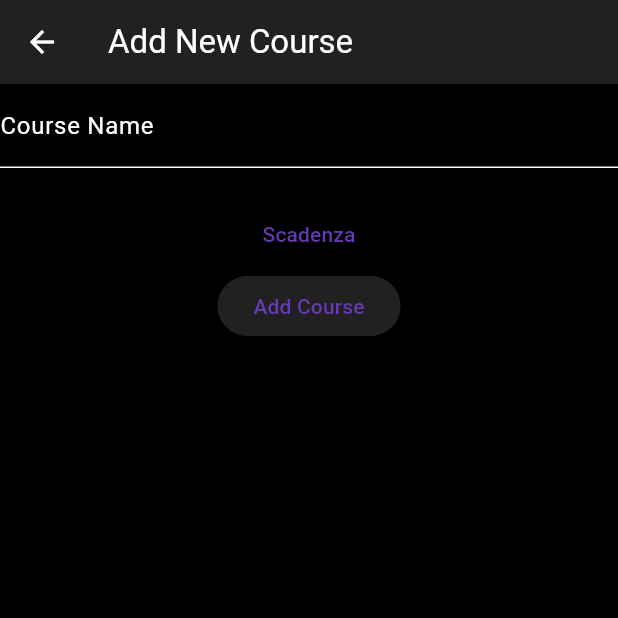
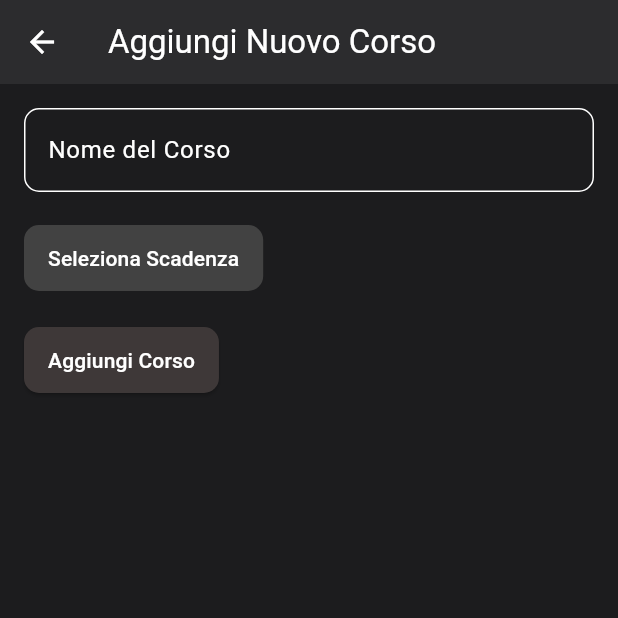
Before and after one commit to Aldosimone99/iSail, a Flutter app: the screen it shows after launch, after a tap on "Continua", after a tap on the "add" icon, on a phone screen of 412 x 824 dp, the top half of it. Run offline on Flutter 3.47's test engine with Material 3 defaults, Android fonts, the phone set to English and light mode, and no system bars; our stand-ins replace shared_preferences, table_calendar.

Commit message:
fixed layout add course

```diff
--- a/lib/main.dart
+++ b/lib/main.dart
@@ -1,5 +1,6 @@
 import 'package:flutter/material.dart';
 import 'package:shared_preferences/shared_preferences.dart';
+import 'package:flutter/services.dart';
 import 'screens/course_list_screen.dart';
 import 'screens/welcome_screen.dart';
 
@@ -17,6 +18,12 @@ class MyApp extends StatelessWidget {
 
   @override
   Widget build(BuildContext context) {
+    SystemChrome.setSystemUIOverlayStyle(SystemUiOverlayStyle(
+      statusBarColor: Colors.black, // Cambia il colore della status bar
+      statusBarIconBrightness: Brightness.light,
+      systemNavigationBarColor: Colors.black,
+      systemNavigationBarIconBrightness: Brightness.light,
+    ));
     return FutureBuilder<bool>(
       future: _isFirstTime(),
       builder: (context, snapshot) {
@@ -27,22 +34,23 @@ class MyApp extends StatelessWidget {
             title: 'iSail',
             theme: ThemeData(
               brightness: Brightness.dark,
-              scaffoldBackgroundColor: Colors.black,
+              scaffoldBackgroundColor: Color(0xFF1C1C1E), // System Background
               colorScheme: ColorScheme.dark(
-                primary: Colors.deepPurple,
-                secondary: Colors.deepPurpleAccent,
-                surface: Colors.grey[900]!,
+                primary: Colors.white, // Cambia il colore primario in bianco
+                secondary: Colors.white, // Cambia il colore secondario in bianco
+                surface: Color(0xFF2C2C2E), // Secondary Background
               ),
               textTheme: TextTheme(
-                bodyLarge: TextStyle(color: Colors.white),
-                bodyMedium: TextStyle(color: Colors.white),
-                headlineLarge: TextStyle(color: Colors.white),
-                headlineMedium: TextStyle(color: Colors.white),
-                headlineSmall: TextStyle(color: Colors.white),
-                titleLarge: TextStyle(color: Colors.white),
-                titleMedium: TextStyle(color: Colors.white),
-                titleSmall: TextStyle(color: Colors.white),
+                bodyLarge: TextStyle(color: Color(0xFFFFFFFF)), // Label
+                bodyMedium: TextStyle(color: Color(0xFFEBEBF5)), // Secondary Label
+                headlineLarge: TextStyle(color: Color(0xFFFFFFFF)), // Label
+                headlineMedium: TextStyle(color: Color(0xFFFFFFFF)), // Label
+                headlineSmall: TextStyle(color: Color(0xFFFFFFFF)), // Label
+                titleLarge: TextStyle(color: Color(0xFFFFFFFF)), // Label
+                titleMedium: TextStyle(color: Color(0xFFFFFFFF)), // Label
+                titleSmall: TextStyle(color: Color(0xFFFFFFFF)), // Label
               ),
+              dividerColor: Color(0xFF38383A), // Separator
             ),
             home: snapshot.data == true ? WelcomeScreen() : CourseListScreen(),
           );
--- a/lib/screens/add_course_screen.dart
+++ b/lib/screens/add_course_screen.dart
@@ -41,18 +41,43 @@ class _AddCourseScreenState extends State<AddCourseScreen> {
   Widget build(BuildContext context) {
     return Scaffold(
       appBar: AppBar(
-        title: Text('Add New Course'),
+        title: Text('Aggiungi Nuovo Corso'),
       ),
-      body: Column(
+      body: Padding(
+        padding: const EdgeInsets.all(16.0),
+        child: Column(
+          crossAxisAlignment: CrossAxisAlignment.start,
           children: <Widget>[
             TextField(
               controller: _nameController,
-            decoration: InputDecoration(labelText: 'Course Name'),
+              decoration: InputDecoration(
+                labelText: 'Nome del Corso',
+                labelStyle: TextStyle(color: Colors.white),
+                enabledBorder: OutlineInputBorder(
+                  borderSide: BorderSide(color: Colors.white),
+                  borderRadius: BorderRadius.circular(10.0),
+                ),
+                focusedBorder: OutlineInputBorder(
+                  borderSide: BorderSide(color: Colors.white),
+                  borderRadius: BorderRadius.circular(10.0),
+                ),
+              ),
+              style: TextStyle(color: Colors.white),
             ),
             SizedBox(height: 20),
             TextButton(
               onPressed: _toggleCalendar,
-            child: Text('Scadenza'),
+              style: TextButton.styleFrom(
+                backgroundColor: Colors.grey[800],
+                padding: EdgeInsets.symmetric(vertical: 12.0, horizontal: 16.0),
+                shape: RoundedRectangleBorder(
+                  borderRadius: BorderRadius.circular(10.0),
+                ),
+              ),
+              child: Text(
+                'Seleziona Scadenza',
+                style: TextStyle(color: Colors.white),
+              ),
             ),
             if (_showCalendar)
               TableCalendar(
@@ -67,12 +92,47 @@ class _AddCourseScreenState extends State<AddCourseScreen> {
                     _selectedDate = selectedDay;
                   });
                 },
+                calendarStyle: CalendarStyle(
+                  todayDecoration: BoxDecoration(
+                    color: Colors.deepPurple,
+                    shape: BoxShape.circle,
                   ),
+                  selectedDecoration: BoxDecoration(
+                    color: Colors.white,
+                    shape: BoxShape.circle,
+                  ),
+                  defaultTextStyle: TextStyle(color: Colors.white),
+                  weekendTextStyle: TextStyle(color: Colors.white),
+                ),
+                headerStyle: HeaderStyle(
+                  titleTextStyle: TextStyle(color: Colors.white),
+                  formatButtonTextStyle: TextStyle(color: Colors.white),
+                  formatButtonDecoration: BoxDecoration(
+                    color: Colors.deepPurple,
+                    borderRadius: BorderRadius.circular(10.0),
+                  ),
+                  leftChevronIcon: Icon(Icons.chevron_left, color: Colors.white),
+                  rightChevronIcon: Icon(Icons.chevron_right, color: Colors.white),
+                ),
+                daysOfWeekStyle: DaysOfWeekStyle(
+                  weekdayStyle: TextStyle(color: Colors.white),
+                  weekendStyle: TextStyle(color: Colors.white),
+                ),
+              ),
+            SizedBox(height: 20),
             ElevatedButton(
               onPressed: _submitData,
-            child: Text('Add Course'),
+              style: ElevatedButton.styleFrom(
+                backgroundColor: const Color.fromARGB(255, 62, 56, 56),
+                padding: EdgeInsets.symmetric(vertical: 12.0, horizontal: 16.0),
+                shape: RoundedRectangleBorder(
+                  borderRadius: BorderRadius.circular(10.0),
+                ),
+              ),
+              child: Text('Aggiungi Corso'),
             ),
           ],
+        ),
       ),
     );
   }
```
Lines whose indentation alone changed are shown as unchanged.
